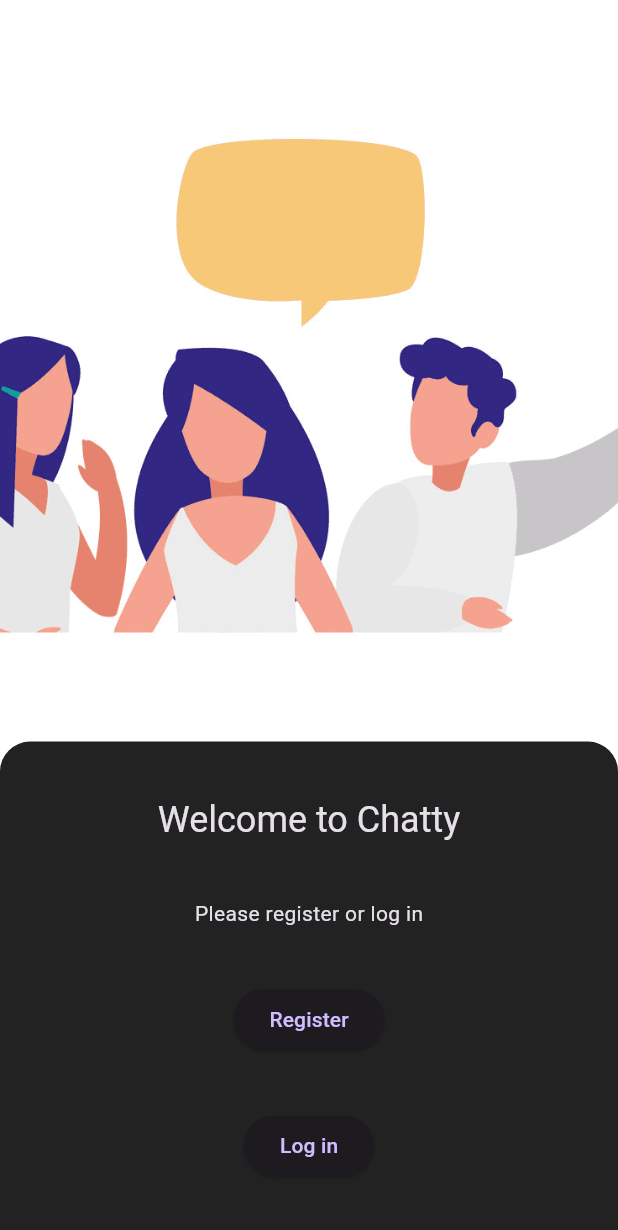
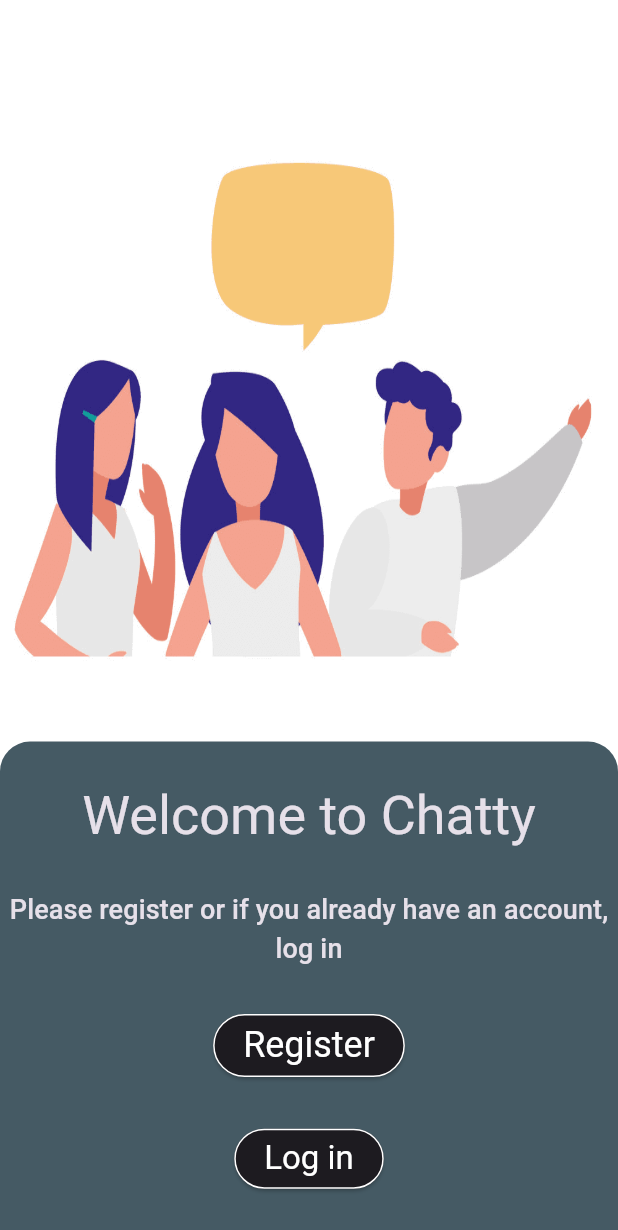
Before and after one commit to yamisagi/flutter_chatty_app, a Flutter app: the screen it shows after launch, on a phone screen of 412 x 824 dp. Shown: the top 1230 px of the screen. Run offline on Flutter 3.47's test engine with Material 2 defaults, Android fonts, the phone set to English and light mode, and no system bars.

Commit message:
welcome page design done

```diff
--- a/lib/constant/constants.dart
+++ b/lib/constant/constants.dart
@@ -4,10 +4,18 @@ class Constants {
   //-------------STRINGS----------------
 
   static const String welcomeText = 'Welcome to Chatty';
-  static const String welcomeSubText = 'Please register or log in';
+  static const String welcomeSubText =
+      'Please register or if you already have an account, log in';
+  static const String registerText = 'Register';
+  static const String logInText = 'Log-In';
   static const String splashImg = 'assets/splash.png';
-  // ---------------RADIUS----------------
+  // ---------------RADIUS&PADDING----------------
+  static const buttonPadding = EdgeInsets.symmetric(
+    horizontal: 20,
+    vertical: 5,
+  );
   static const Radius radius = Radius.circular(20);
   // ---------------COLORS----------------
   static const Color scaffoldColor = Colors.white;
+  static final Color bottomColor = Colors.blueGrey.shade700;
 }
--- a/lib/pages/welcome_page.dart
+++ b/lib/pages/welcome_page.dart
@@ -1,4 +1,5 @@
 import 'package:chatty_app/constant/constants.dart';
+import 'package:chatty_app/product/welcome_page/welcome_bottom.dart';
 import 'package:flutter/material.dart';
 
 class WelcomePage extends StatelessWidget {
@@ -13,7 +14,8 @@ class WelcomePage extends StatelessWidget {
         child: Stack(
           children: [
             Positioned(
-              top: 50,
+              // Would be 45 for fitting the image but I wanted to see little bit of the white line :)
+              top: MediaQuery.of(context).devicePixelRatio * 44,
               left: 0,
               right: 0,
               child: Container(
@@ -23,43 +25,12 @@ class WelcomePage extends StatelessWidget {
                   borderRadius: BorderRadius.all(Constants.radius),
                   image: DecorationImage(
                     image: AssetImage(Constants.splashImg),
-                    fit: BoxFit.cover,
+                    fit: BoxFit.fill,
                   ),
                 ),
               ),
             ),
-            Positioned(
-              bottom: 0,
-              child: Container(
-                height: MediaQuery.of(context).size.height * 0.4,
-                width: MediaQuery.of(context).size.width,
-                decoration: const BoxDecoration(
-                  color: Colors.black87,
-                  borderRadius: BorderRadius.only(
-                    topLeft: Constants.radius,
-                    topRight: Constants.radius,
-                  ),
-                ),
-                child: Column(
-                  mainAxisAlignment: MainAxisAlignment.spaceEvenly,
-                  children: [
-                    Text(
-                      Constants.welcomeText,
-                      style: Theme.of(context).textTheme.headline5,
-                    ),
-                    const Text(Constants.welcomeSubText),
-                    ElevatedButton(
-                      onPressed: () {},
-                      child: const Text('Register'),
-                    ),
-                    ElevatedButton(
-                      onPressed: () {},
-                      child: const Text('Log in'),
-                    ),
-                  ],
-                ),
-              ),
-            ),
+            const WelcomeBottomWidget(),
           ],
         ),
       ),
--- /dev/null
+++ b/lib/product/welcome_page/welcome_bottom.dart
@@ -0,0 +1,70 @@
+import 'package:chatty_app/constant/constants.dart';
+import 'package:flutter/material.dart';
+
+class WelcomeBottomWidget extends StatelessWidget {
+  const WelcomeBottomWidget({
+    Key? key,
+  }) : super(key: key);
+
+  @override
+  Widget build(BuildContext context) {
+    return Positioned(
+      bottom: 0,
+      child: Container(
+        height: MediaQuery.of(context).size.height * 0.4,
+        width: MediaQuery.of(context).size.width,
+        decoration: BoxDecoration(
+          color: Constants.bottomColor,
+          borderRadius: const BorderRadius.only(
+            topLeft: Constants.radius,
+            topRight: Constants.radius,
+          ),
+        ),
+        child: Column(
+          mainAxisAlignment: MainAxisAlignment.spaceEvenly,
+          children: [
+            Text(
+              Constants.welcomeText,
+              style: Theme.of(context).textTheme.headline3,
+            ),
+            Text(
+              Constants.welcomeSubText,
+              textAlign: TextAlign.center,
+              style: Theme.of(context).textTheme.subtitle2?.copyWith(
+                    fontSize: 18,
+                  ),
+            ),
+            ElevatedButton(
+              style: ElevatedButton.styleFrom(
+                padding: Constants.buttonPadding,
+                side: const BorderSide(color: Colors.white),
+              ),
+              onPressed: () {},
+              child: Text(
+                Constants.registerText,
+                style: Theme.of(context)
+                    .textTheme
+                    .headline5
+                    ?.copyWith(color: Colors.white),
+              ),
+            ),
+            ElevatedButton(
+              style: ElevatedButton.styleFrom(
+                padding: Constants.buttonPadding,
+                side: const BorderSide(color: Colors.white),
+              ),
+              onPressed: () {},
+              child: Text(
+                'Log in',
+                style: Theme.of(context)
+                    .textTheme
+                    .headline6
+                    ?.copyWith(color: Colors.white),
+              ),
+            ),
+          ],
+        ),
+      ),
+    );
+  }
+}
```
Also changed, not shown: lib/product/welcome_page/welcome_top.dart (added).
